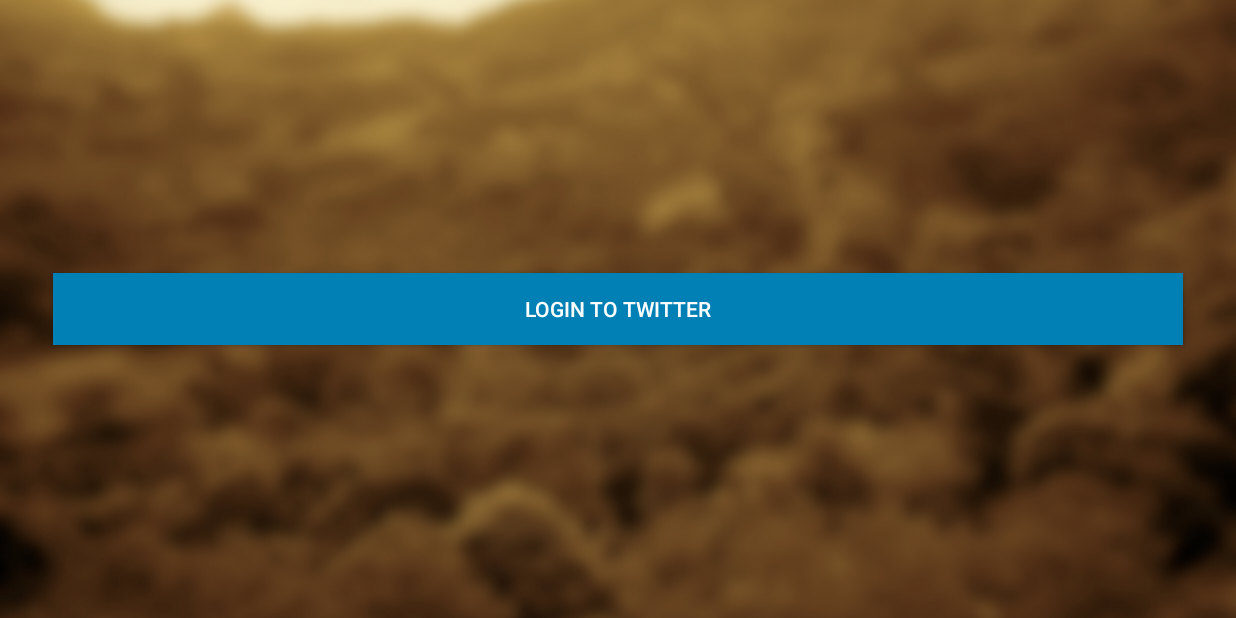
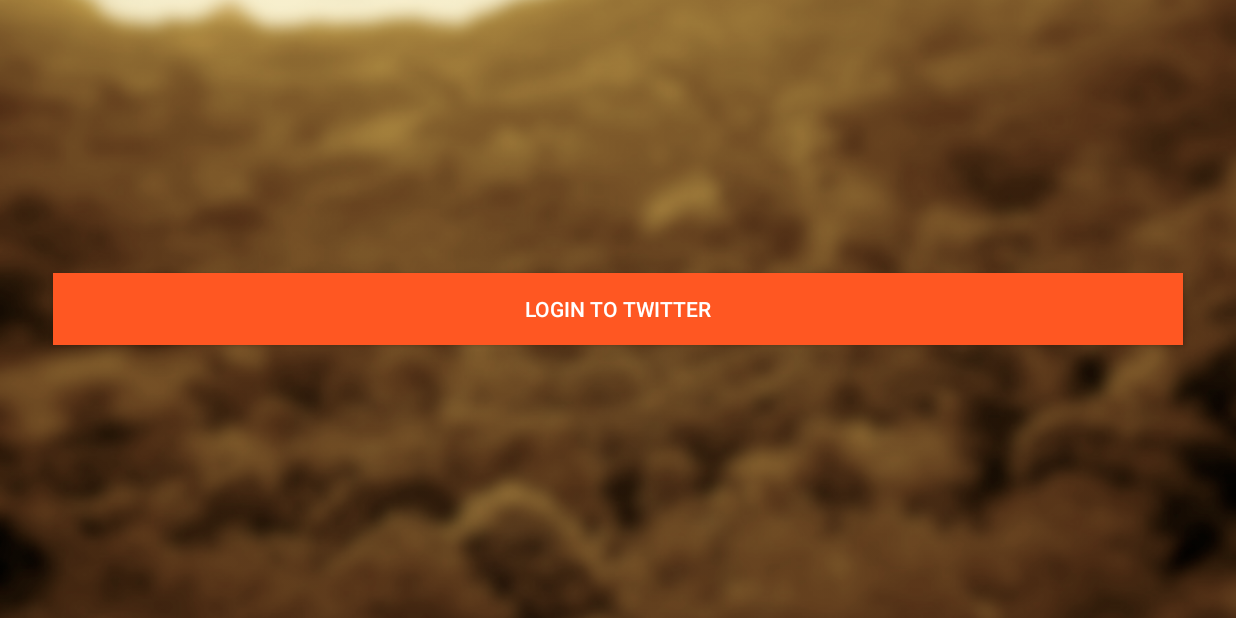
Before and after one commit to wkwan/facething, an Android app: the TwitterMainActivity screen opened directly, with no data from a screen before it, on a phone screen of 824 x 412 dp (held sideways). Run offline under Robolectric (Android 15) with nearby library versions, the phone set to English and light mode, and no system bars; libraries missing offline, so code that uses them is left out: twitter4j.auth, twitter4j.conf.

Commit message:
Changing minor layout things

```diff
--- a/app/src/main/java/com/dualcnhq/opencv/MainActivity.java
+++ b/app/src/main/java/com/dualcnhq/opencv/MainActivity.java
@@ -248,11 +248,6 @@ public class MainActivity extends AppCompatActivity implements CvCameraViewListe
         });
 
         userInfo = (TextView) findViewById(R.id.user_info);
-
-//        final TwitterFactory twitterFactory =  (TwitterFactory)getIntent().getSerializableExtra("factory");
-//        Log.i("qqqqqq", String.format("create mainactivity %b", twitterFactory==null));
-
-
 
         FloatingActionButton twitterButton = (FloatingActionButton) findViewById(R.id.twitter);
         twitterButton.setOnClickListener(new View.OnClickListener() {
--- a/app/src/main/res/layout/activity_processing_image.xml
+++ b/app/src/main/res/layout/activity_processing_image.xml
@@ -38,7 +38,8 @@
                 android:id="@+id/imgView"
                 android:src="@drawable/abc_btn_radio_to_on_mtrl_015"
                 android:layout_width="56dp"
-                android:layout_height="56dp" />
+                android:layout_height="56dp"
+                android:layout_marginBottom="10dp"/>
 
             <android.support.design.widget.FloatingActionButton
                 android:id="@+id/processPictureBtn"
--- a/app/src/main/res/layout/activity_twitter.xml
+++ b/app/src/main/res/layout/activity_twitter.xml
@@ -20,7 +20,7 @@
             android:id="@+id/btn_login"
             android:layout_width="match_parent"
             android:layout_height="wrap_content"
-            android:background="#0080B4"
+            android:background="#FF5722"
             android:text="@string/login_btn"
             android:textColor="#fff"
             android:layout_marginLeft = "35dp"
```
